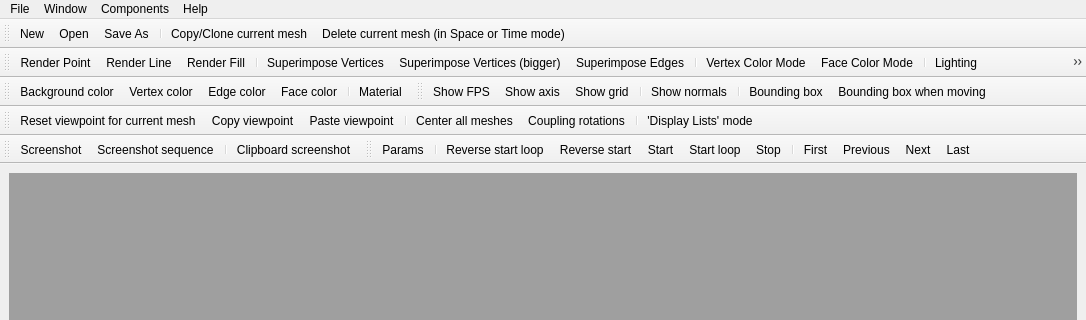
Above: src/mepp/mainwindow.ui from MEPP-team/MEPP before the change; both pictures show x 0 to 1086 and y 0 to 320 of the 1086 by 793 pixel window. Below: the same form after it.
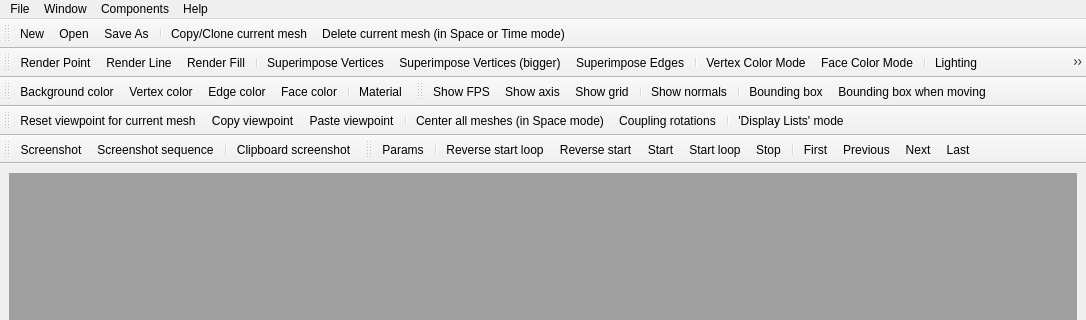
That is the form after the change. Icons and pictures are not drawn. Custom widgets are drawn as their Qt base class.

Commit message: 0.46.2 - fix camera in Space mode with YStepBetweenEachMesh too

```diff
--- a/src/mepp/mainwindow.ui
+++ b/src/mepp/mainwindow.ui
@@ -791,7 +791,7 @@
      <normaloff>:/icons/Pictures/Icons/_CenterAll.png</normaloff>:/icons/Pictures/Icons/_CenterAll.png</iconset>
    </property>
    <property name="text">
-    <string>Center all meshes</string>
+    <string>Center all meshes (in Space mode)</string>
    </property>
   </action>
   <action name="actionScreenshot_sequence">
```
The commit also changes 3 other files.
